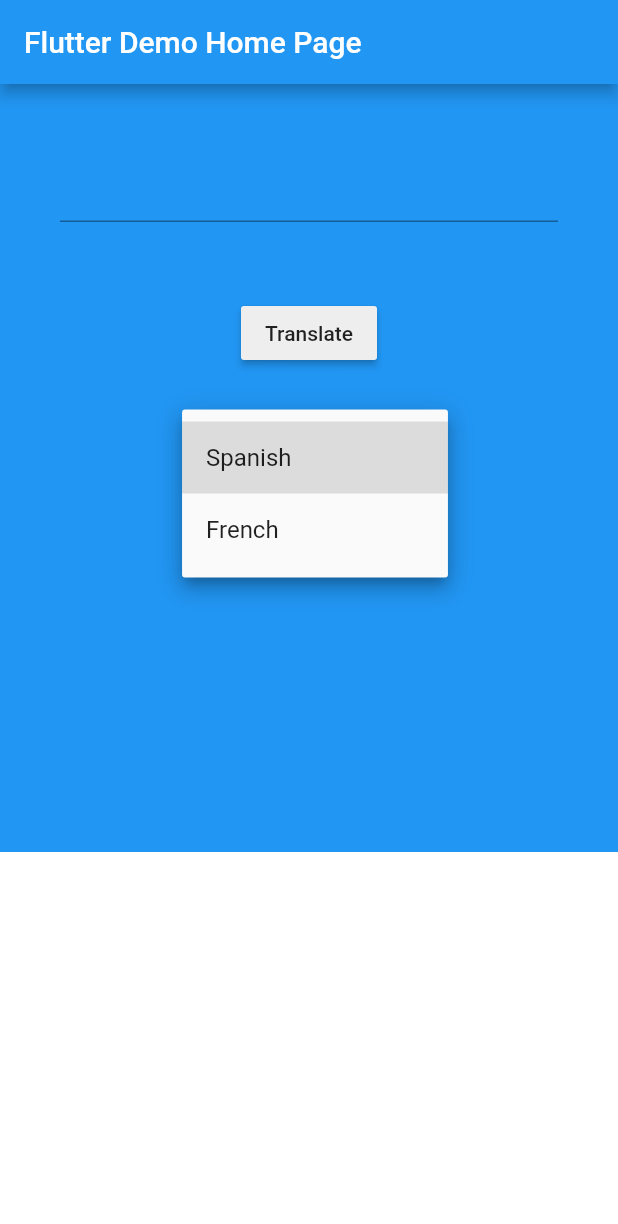
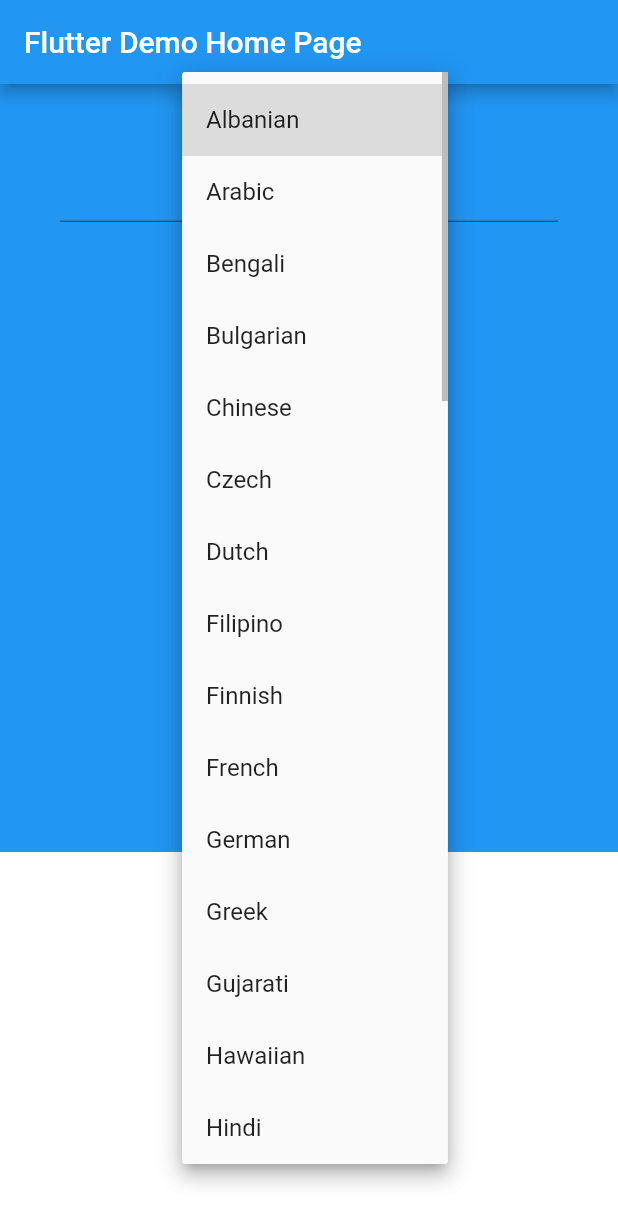
Before and after one commit to 1psrishti/Sign-Shazam, a Flutter app: the screen it shows after launch, after a tap on "Select language", on a phone screen of 412 x 824 dp. Shown: the top 1224 px of the screen. Run offline on Flutter 3.47's test engine with Material 2 defaults, Android fonts, the phone set to English and light mode, and no system bars; missing offline and left inert: translator.

Commit message:
translator now fully functional

```diff
--- a/lib/main.dart
+++ b/lib/main.dart
@@ -27,13 +27,72 @@ class MyHomePage extends StatefulWidget {
 
 class _MyHomePageState extends State<MyHomePage> {
 
-  TextEditingController textController = new TextEditingController();
-  var translatedPhrase = "";
+  TextEditingController textEditingController = new TextEditingController();
+  var output = "";
 
   var translator = GoogleTranslator();
 
-  String valueChoose;
-  List listItem = ["Spanish", "French"];
+  String dropdownValue;
+  static const Map<String, String> lang = {
+    "Albanian": "af",
+    "Arabic": "ar",
+    "Bengali": "bn",
+    "Bulgarian": "bg",
+    "Chinese": "zh",
+    "Czech": "cs",
+    "Dutch": "nl",
+    "Filipino": "tl",
+    "Finnish": "fi",
+    "French": "fr",
+    "German": "de",
+    "Greek": "el",
+    "Gujarati": "gu",
+    "Hawaiian": "haw",
+    "Hindi": "hi",
+    "Hungarian": "hu",
+    "Indonesian": "id",
+    "Irish": "ga",
+    "Italian": "it",
+    "Japanese": "ja",
+    "Kannada": "kn",
+    "Korean": "ko",
+    "Latin": "la",
+    "Malayalam": "ml",
+    "Marathi": "mr",
+    "Mongolian": "mn",
+    "Burmese": "my",
+    "Nepali": "ne",
+    "Norwegian": "no",
+    "Oriya": "or",
+    "Persian": "fa",
+    "Polish": "pl",
+    "Portuguese ": "pt",
+    "Punjabi": "pa",
+    "Romanian": "ro",
+    "Russian": "ru",
+    "Serbian": "sr",
+    "Sinhalese": "si",
+    "Slovak": "sk",
+    "Somali": "so",
+    "Spanish": "es",
+    "Swedish": "sv",
+    "Tamil": "ta",
+    "Telugu": "te",
+    "Thai": "th",
+    "Turkish": "tr",
+    "Ukrainian": "uk",
+    "Urdu": "ur",
+    "Vietnamese": "vi",
+    "Welsh": "cy",
+  };
+
+  void trans() {
+    translator.translate(textEditingController.text, from:"en", to: "$dropdownValue").then((value) {
+      setState(() {
+        output = value.toString();
+      });
+    });
+  }
 
   @override
   Widget build(BuildContext context) {
@@ -56,7 +115,7 @@ class _MyHomePageState extends State<MyHomePage> {
                   child: Column(
                     children: [
                       TextField(
-                        controller: textController,
+                        controller: textEditingController,
                         textAlign: TextAlign.center,
                         style: TextStyle(
                           color: Colors.white,
@@ -67,9 +126,7 @@ class _MyHomePageState extends State<MyHomePage> {
                       MaterialButton(
                         onPressed: (){
                           setState(() {
-                            translator.translate(textController.text, from: "en", to: "es").then((t) {
-                              translatedPhrase = t.toString();
-                            });
+                            trans();
                           });
                         },
                         child: Text("Translate"),
@@ -78,18 +135,23 @@ class _MyHomePageState extends State<MyHomePage> {
                       SizedBox(height: 35),
                       DropdownButton(
                         hint: Text("Select language"),
-                          value: valueChoose,
-                          onChanged: (newValue){
-                            setState(() {
-                              valueChoose = newValue;
-                            });
+                        underline: Container(
+                          height: 2,
+                          color: Colors.white,
+                        ),
+                        value: dropdownValue,
+                        onChanged: (newValue){
+                          setState(() {
+                            dropdownValue = newValue;
+                          });
                           },
-                        items: listItem.map((valueItem){
-                          return DropdownMenuItem(
-                            value: valueItem,
-                          child: Text(valueItem),
+                        items: lang.map((string, value){
+                          return MapEntry(string, DropdownMenuItem<String>(
+                            value: value,
+                            child: Text(string),
+                          ),
                           );
-                        }).toList(),
+                        }).values.toList(),
                       ),
                     ],
                   ),
@@ -107,7 +169,7 @@ class _MyHomePageState extends State<MyHomePage> {
                   child: Column(
                     children: [
                       Text(
-                        translatedPhrase,
+                        output.toString(),
                         style: TextStyle(
                           fontSize: 24,
                         ),
```
